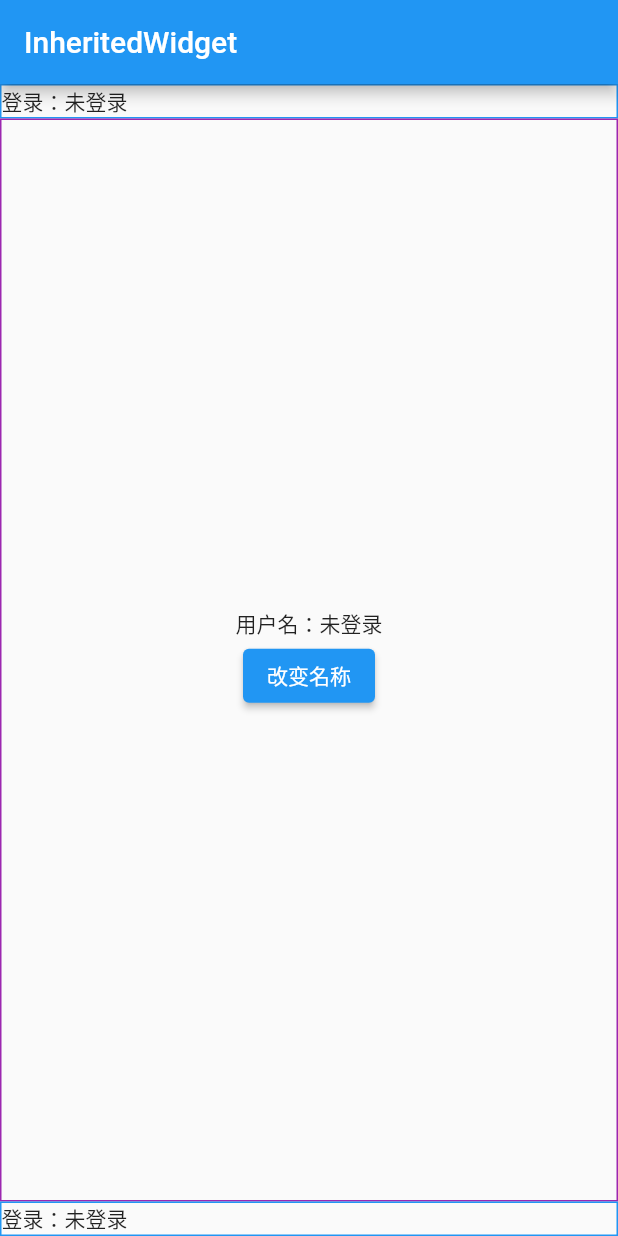
After one commit to ducafecat/flutter_develop_tips, a Flutter app: the AppPage screen opened directly, on a phone screen of 412 x 824 dp. The commit adds this screen. Run offline on Flutter 3.47's test engine with Material 2 defaults, Android fonts, the light colour scheme and no system bars; our stand-ins replace connectivity_plus, flex_color_scheme, get; missing offline and left inert: dart_ping, dart_ping_ios, flutter_downloader, flutter_isolate, widgetbook.

Commit message:
add -> Flutter 状态组件 InheritedWidget

```diff
--- /dev/null
+++ b/flutter_application_inherited_widget/lib/main.dart
@@ -0,0 +1,32 @@
+import 'package:flutter/material.dart';
+
+import 'page.dart';
+
+void main() {
+  runApp(const MyApp());
+}
+
+class MyApp extends StatelessWidget {
+  const MyApp({super.key});
+
+  // This widget is the root of your application.
+  @override
+  Widget build(BuildContext context) {
+    return MaterialApp(
+      title: 'Flutter Demo',
+      theme: ThemeData(
+        // This is the theme of your application.
+        //
+        // Try running your application with "flutter run". You'll see the
+        // application has a blue toolbar. Then, without quitting the app, try
+        // changing the primarySwatch below to Colors.green and then invoke
+        // "hot reload" (press "r" in the console where you ran "flutter run",
+        // or simply save your changes to "hot reload" in a Flutter IDE).
+        // Notice that the counter didn't reset back to zero; the application
+        // is not restarted.
+        primarySwatch: Colors.blue,
+      ),
+      home: const AppPage(),
+    );
+  }
+}
--- /dev/null
+++ b/flutter_application_inherited_widget/lib/page.dart
@@ -0,0 +1,50 @@
+import 'package:flutter/material.dart';
+
+import 'states/index.dart';
+import 'widgets/index.dart';
+
+class AppPage extends StatefulWidget {
+  const AppPage({super.key});
+
+  @override
+  State<AppPage> createState() => _AppPageState();
+}
+
+class _AppPageState extends State<AppPage> {
+  // 用户名
+  String _userName = '未登录';
+
+  // 修改用户名
+  void _changeUserName(String userName) {
+    setState(() {
+      _userName = userName;
+    });
+  }
+
+  @override
+  Widget build(BuildContext context) {
+    return Scaffold(
+      appBar: AppBar(
+        title: const Text('InheritedWidget'),
+      ),
+      body: UserProfileState(
+        userName: _userName,
+        changeUserName: _changeUserName,
+        child: SafeArea(
+          child: Column(
+            children: const [
+              // 头部
+              HeaderWidget(),
+
+              // 正文
+              Expanded(child: UserView()),
+
+              // 底部
+              BottomWidget(),
+            ],
+          ),
+        ),
+      ),
+    );
+  }
+}
--- /dev/null
+++ b/flutter_application_inherited_widget/lib/states/index.dart
@@ -0,0 +1,3 @@
+library states;
+
+export './user_profile.dart';
--- /dev/null
+++ b/flutter_application_inherited_widget/lib/states/user_profile.dart
@@ -0,0 +1,32 @@
+import 'package:flutter/material.dart';
+
+/// 用户登录信息
+class UserProfileState extends InheritedWidget {
+  const UserProfileState({
+    super.key,
+    required this.userName,
+    required this.changeUserName,
+    required Widget child, // 包含的子节点
+  }) : super(child: child);
+
+  /// 用户名
+  final String userName;
+
+  /// 修改用户名
+  final Function changeUserName;
+
+  static UserProfileState? of(BuildContext context) {
+    final userProfile =
+        context.dependOnInheritedWidgetOfExactType<UserProfileState>();
+
+    // 安全检查
+    assert(userProfile != null, 'No UserProfileState found in context');
+
+    return userProfile;
+  }
+
+  @override
+  bool updateShouldNotify(UserProfileState oldWidget) {
+    return userName != oldWidget.userName;
+  }
+}
--- /dev/null
+++ b/flutter_application_inherited_widget/lib/widgets/bottom.dart
@@ -0,0 +1,20 @@
+import 'package:flutter/material.dart';
+
+import '../states/index.dart';
+
+class BottomWidget extends StatelessWidget {
+  const BottomWidget({super.key});
+
+  @override
+  Widget build(BuildContext context) {
+    String? userName = UserProfileState.of(context)?.userName;
+
+    return Container(
+      width: double.infinity,
+      decoration: BoxDecoration(
+        border: Border.all(color: Colors.blue),
+      ),
+      child: Text('登录：$userName'),
+    );
+  }
+}
--- /dev/null
+++ b/flutter_application_inherited_widget/lib/widgets/header.dart
@@ -0,0 +1,20 @@
+import 'package:flutter/material.dart';
+
+import '../states/index.dart';
+
+class HeaderWidget extends StatelessWidget {
+  const HeaderWidget({super.key});
+
+  @override
+  Widget build(BuildContext context) {
+    String? userName = UserProfileState.of(context)?.userName;
+
+    return Container(
+      width: double.infinity,
+      decoration: BoxDecoration(
+        border: Border.all(color: Colors.blue),
+      ),
+      child: Text('登录：$userName'),
+    );
+  }
+}
--- /dev/null
+++ b/flutter_application_inherited_widget/lib/widgets/index.dart
@@ -0,0 +1,5 @@
+library widgets;
+
+export './header.dart';
+export './bottom.dart';
+export './user_view.dart';
--- /dev/null
+++ b/flutter_application_inherited_widget/lib/widgets/user_view.dart
@@ -0,0 +1,53 @@
+import 'dart:math';
+
+import 'package:flutter/material.dart';
+
+import '../states/index.dart';
+
+class UserView extends StatefulWidget {
+  const UserView({super.key});
+
+  @override
+  State<UserView> createState() => _UserViewState();
+}
+
+class _UserViewState extends State<UserView> {
+  String? _userName;
+
+  @override
+  void didChangeDependencies() {
+    _userName = UserProfileState.of(context)?.userName;
+    super.didChangeDependencies();
+  }
+
+  @override
+  Widget build(BuildContext context) {
+    return Container(
+      width: double.infinity,
+      decoration: BoxDecoration(
+        border: Border.all(color: Colors.purple),
+      ),
+      child: Column(
+        mainAxisAlignment: MainAxisAlignment.center,
+        children: [
+          Text('用户名：$_userName'),
+          ElevatedButton(
+            onPressed: () {
+              // 随机 10 个字母
+              String randomString = String.fromCharCodes(
+                List.generate(
+                  10,
+                  (index) => 97 + Random().nextInt(26),
+                ),
+              );
+
+              // 改变用户名
+              UserProfileState.of(context)?.changeUserName(randomString);
+            },
+            child: const Text('改变名称'),
+          ),
+        ],
+      ),
+    );
+  }
+}
--- a/flutter_application_widget_life_cycle/lib/page.dart
+++ b/flutter_application_widget_life_cycle/lib/page.dart
@@ -24,7 +24,7 @@
           mainAxisAlignment: MainAxisAlignment.center,
           children: [
             // StatelessWidget 组件
-            TitleWidget(title: _title),
+            // TitleWidget(title: _title),
 
             // StatefulWidget 组件
             if (_closeCounter == false) CounterWidget(title: _title),
@@ -55,6 +55,8 @@
               },
               child: const Text("关闭 counter"),
             ),
+
+            //
           ],
         ),
       ),
```
Also changed, not shown: flutter_application_inherited_widget/analysis_options.yaml (added, +29 -0 lines), flutter_application_inherited_widget/pubspec.yaml (added, +90 -0 lines), flutter_application_inherited_widget/pubspec.lock (added), 122 other files.
